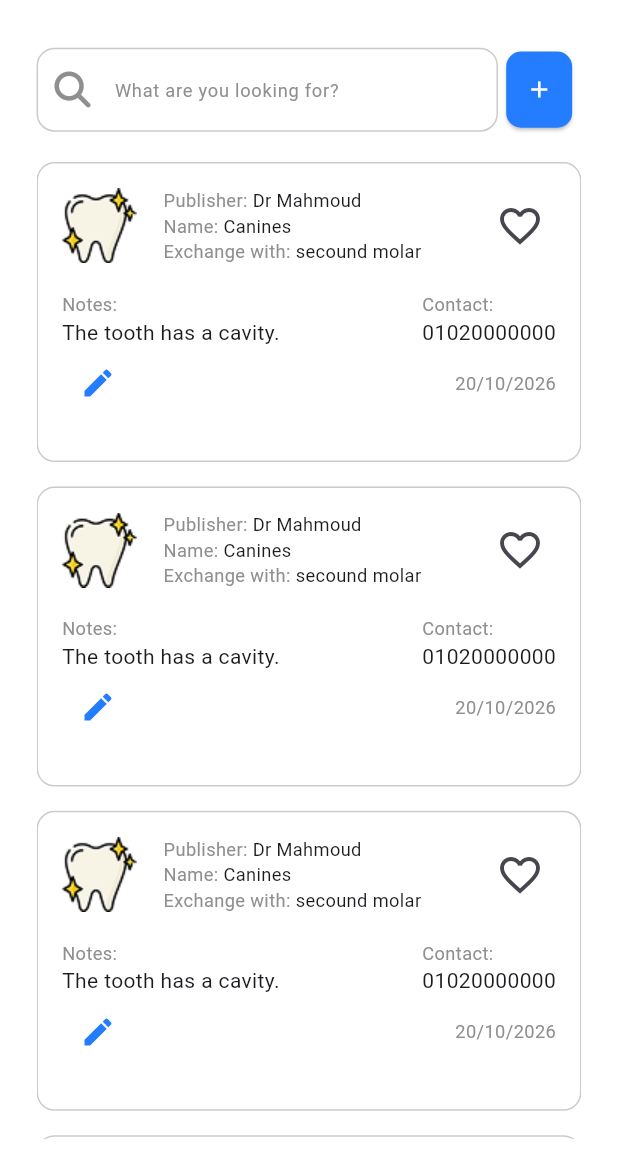
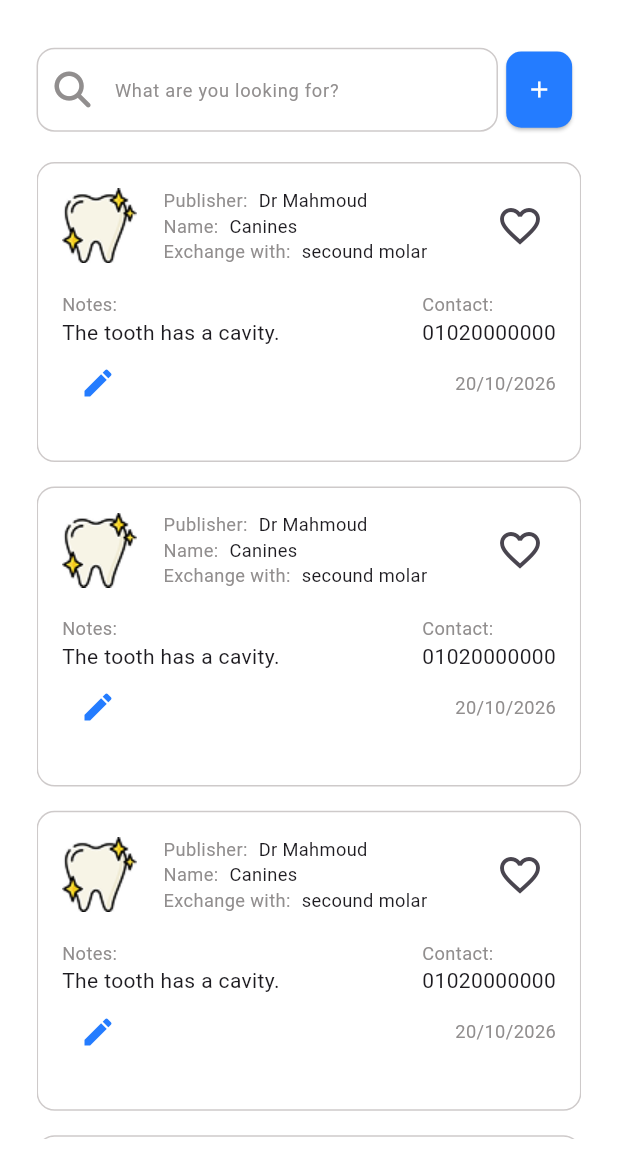
Before and after one commit to tasneem-gamal/DentaLink-, a Flutter app: the HomeView screen opened by its route, after a tap on "Exchange", on a phone screen of 412 x 824 dp, the part 82-1236 px from its top. Run offline on Flutter 3.47's test engine with Material 3 defaults, Android fonts, the phone set to English and light mode, and no system bars; our stand-ins replace bloc, dartz, dio, file_picker, firebase_core, flutter_bloc and 12 more; accounts and stored records are empty; network calls fail.

Commit message:
finish new in tools

```diff
--- a/lib/core/widgets/item_container_patient_tool.dart
+++ b/lib/core/widgets/item_container_patient_tool.dart
@@ -3,6 +3,7 @@ import 'package:dentalink/core/theming/colors.dart';
 import 'package:dentalink/core/theming/styles.dart';
 import 'package:dentalink/core/widgets/label_text_app.dart';
 import 'package:flutter/material.dart';
+import 'package:flutter_screenutil/flutter_screenutil.dart';
 
 class ItemContainerPatientTool extends StatelessWidget {
   const ItemContainerPatientTool({
@@ -34,7 +35,7 @@ class ItemContainerPatientTool extends StatelessWidget {
   Widget build(BuildContext context) {
     return Container(
       width: width ?? 154,
-      height: height ?? 230,
+      height: height ?? 240.h,
       decoration: BoxDecoration(
         borderRadius: BorderRadius.circular(12),
         border: Border.all(color: ColorsManager.moreLightGray)
--- a/lib/core/widgets/label_text_app.dart
+++ b/lib/core/widgets/label_text_app.dart
@@ -9,7 +9,7 @@ class LabelTextApp extends StatelessWidget {
     required this.text,
     this.textStyleLable,
     this.textStyleText,
-    this.overflow
+    this.overflow,
   });
 
   final String label;
@@ -34,26 +34,27 @@ class LabelTextApp extends StatelessWidget {
               Text(
                 text,
                 style: textStyleText ?? CustomTextStyles.font12BlackRegular(context),
+                maxLines: 3,
+                overflow: TextOverflow.ellipsis,
                 softWrap: true,
               ),
             ],
           )
         : Row(
-            crossAxisAlignment: CrossAxisAlignment.baseline,
-            textBaseline: TextBaseline.alphabetic,
+            crossAxisAlignment: CrossAxisAlignment.start,
             children: [
               Text(
                 label,
                 style: textStyleLable ?? CustomTextStyles.font12LightGrayRegular(context),
                 maxLines: 1,
                 overflow: TextOverflow.ellipsis,
-                softWrap: true,
               ),
+              const SizedBox(width: 4),
               Expanded(
                 child: Text(
                   text,
                   style: textStyleText ?? CustomTextStyles.font12BlackRegular(context),
-                  maxLines: 1,
+                  maxLines: 2,
                   overflow: overflow ?? TextOverflow.ellipsis,
                   softWrap: true,
                 ),
--- a/lib/features/home/ui/widgets/main_home_screen/home_view_body.dart
+++ b/lib/features/home/ui/widgets/main_home_screen/home_view_body.dart
@@ -6,7 +6,7 @@ import 'package:dentalink/core/theming/styles.dart';
 import 'package:dentalink/core/widgets/custom_text_form_field.dart';
 import 'package:dentalink/features/home/ui/widgets/main_home_screen/app_categories.dart';
 import 'package:dentalink/features/home/ui/widgets/main_home_screen/latest_patients_bloc_builder.dart';
-import 'package:dentalink/features/home/ui/widgets/main_home_screen/new_in_tools_list_view.dart';
+import 'package:dentalink/features/home/ui/widgets/main_home_screen/new_in_tools_bloc_builder.dart';
 import 'package:flutter/material.dart';
 import 'package:font_awesome_flutter/font_awesome_flutter.dart';
 
@@ -41,7 +41,7 @@ class HomeViewBody extends StatelessWidget {
               style: CustomTextStyles.font16BlackMedium(context),
             ),
             verticalSpace(10),
-            const NewInToolsListView(),
+            const NewInToolsBlocBuilder(),
             verticalSpace(24),
             Text(
               'Latest Cases',
--- /dev/null
+++ b/lib/features/home/ui/widgets/main_home_screen/new_in_tools_bloc_builder.dart
@@ -0,0 +1,34 @@
+import 'package:dentalink/core/widgets/custom_loading_indicator.dart';
+import 'package:dentalink/features/home/logic/new_in_tools_cubit/new_in_tools_cubit.dart';
+import 'package:dentalink/features/home/ui/widgets/main_home_screen/new_in_tools_list_view.dart';
+import 'package:flutter/material.dart';
+import 'package:flutter_bloc/flutter_bloc.dart';
+
+class NewInToolsBlocBuilder extends StatelessWidget {
+  const NewInToolsBlocBuilder({super.key});
+
+  @override
+  Widget build(BuildContext context) {
+    return BlocBuilder<NewInToolsCubit, NewInToolsState>(
+      buildWhen: (previous, current) =>
+        current is NewInToolsLoading ||
+        current is NewInToolsSuccess ||
+        current is NewInToolsFailure,
+      builder: (context, state){
+        if(state is NewInToolsLoading){
+          return const CustomLoadingIndicator();
+        } else if(state is NewInToolsSuccess){
+          return NewInToolsListView(
+            toolDate: state.toolDate
+          );
+        } else if(state is NewInToolsFailure){
+          return SizedBox(
+            child: Text(state.errMessage),
+          );
+        } else{
+          return const SizedBox.shrink();
+        }
+      }
+    );
+  }
+}
--- a/lib/features/home/ui/widgets/main_home_screen/new_in_tools_list_view.dart
+++ b/lib/features/home/ui/widgets/main_home_screen/new_in_tools_list_view.dart
@@ -1,28 +1,30 @@
 import 'package:dentalink/core/helpers/spacing.dart';
 import 'package:dentalink/core/widgets/item_container_patient_tool.dart';
+import 'package:dentalink/features/home/data/models/tool_data.dart';
 import 'package:flutter/material.dart';
 import 'package:flutter_screenutil/flutter_screenutil.dart';
 
 class NewInToolsListView extends StatelessWidget {
   const NewInToolsListView({
-    super.key,
+    super.key, required this.toolDate,
   });
+  final List<ToolData> toolDate;
 
   @override
   Widget build(BuildContext context) {
     return SizedBox(
-      height: 220.h,
+      height: 230.h,
       child: ListView.separated(
         separatorBuilder: (context, index) => horizontalSpace(10),
         scrollDirection: Axis.horizontal,
-        itemCount: 5,
-        itemBuilder: (context, index) => const ItemContainerPatientTool(
-          image: 'assets/images/tools.png',
-          itemTitle: 'Curette',
+        itemCount: toolDate.length,
+        itemBuilder: (context, index) => ItemContainerPatientTool(
+          image: 'assets/images/tools_icon.png',
+          itemTitle: toolDate[index].toolName,
           firstLabel: 'Price: ',
-          firstLabelText: '200 ',
+          firstLabelText: toolDate[index].price.toString(),
           secondLabel: 'Description:',
-          secondLabelText: ' for deep cleaning ',
+          secondLabelText: toolDate[index].description,
         )
       ),
     );
```
